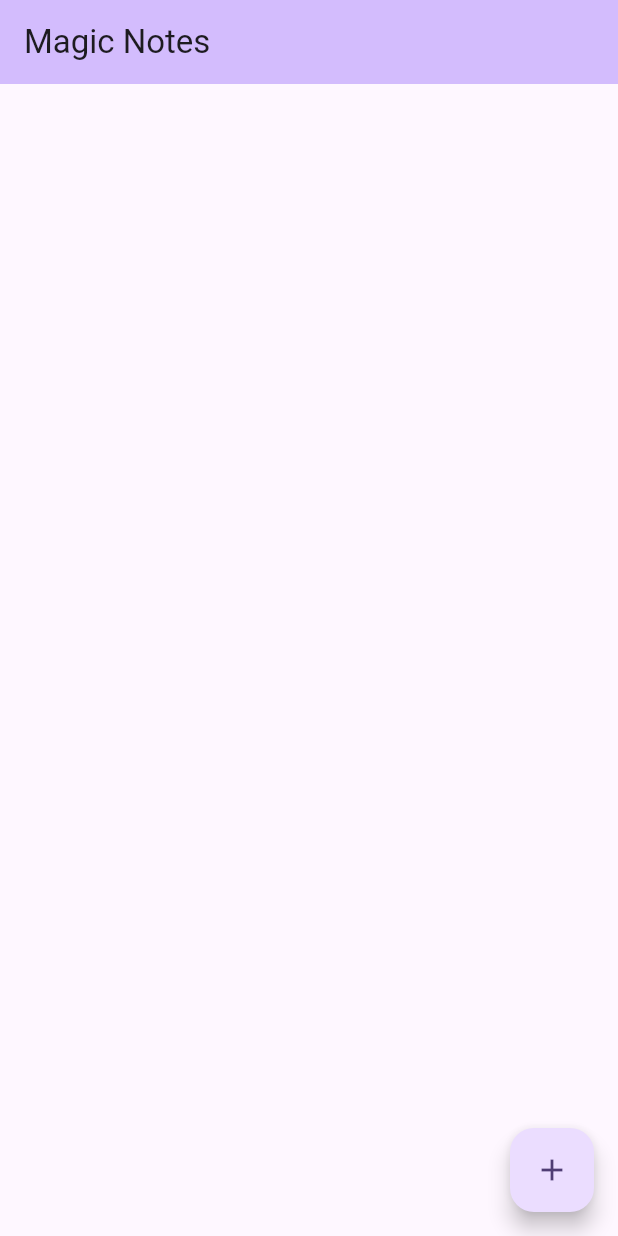
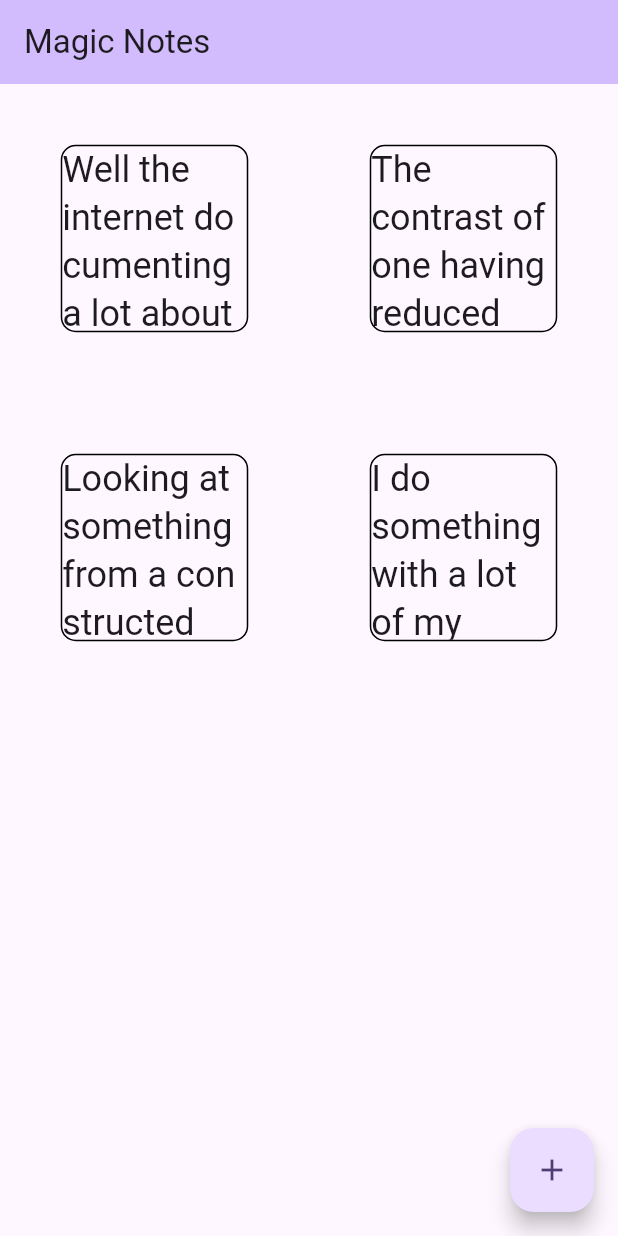
Before and after one commit to didiogbowu/magic_notes, a Flutter app: the screen it shows after launch, on a phone screen of 412 x 824 dp. Run offline on Flutter 3.47's test engine with Material 3 defaults, Android fonts, the phone set to English and light mode, and no system bars.

Commit message:
Implemented grid layout for notes

```diff
--- a/lib/main.dart
+++ b/lib/main.dart
@@ -31,6 +31,12 @@ class MyHomePage extends StatefulWidget {
 
 class _MyHomePageState extends State<MyHomePage> {
   int _counter = 0;
+  var _noteContents = [
+    "Well the internet documenting a lot about western cultures helps sustain interest in that also living a new country helps ",
+    "The contrast of one having reduced interest in somethiing while someone has fresh or new interest in that oy same thing",
+    "Looking at something from a constructed very complicated angle suggesting that perhaps conventionally complicated things have a simplified angle",
+    "I do something with a lot of my theories about perception, focusing mostly on the 'software' and not the 'hardware' and how it evolved"
+  ];
 
   void _incrementCounter() {
     setState(() {
@@ -45,10 +51,26 @@ class _MyHomePageState extends State<MyHomePage> {
         backgroundColor: Theme.of(context).colorScheme.inversePrimary,
         title: Text(widget.title),
       ),
-      body: Center(
-        child: Container(height: 30, width: 30)
+      body: GridView.count(
+          crossAxisCount: 2,
+          children: List.generate(_noteContents.length, (index) {
+            return Center(
+              child: Container(
+                  width: 125,
+                  height: 125,
+                  decoration: BoxDecoration(
+                    border: Border.all(width: 1.0, color: const Color(0xFF000000)),
+                    borderRadius: const BorderRadius.all(Radius.circular(10))
+                  ),
+                  child: Text(
+                    _noteContents[index],
+                    style: Theme.of(context).textTheme.headlineSmall,
+                  )
+              )
 
-      ),
+            );
+          }
+      )),
       floatingActionButton: FloatingActionButton(
         onPressed: _incrementCounter,
         tooltip: 'Increment',
```
